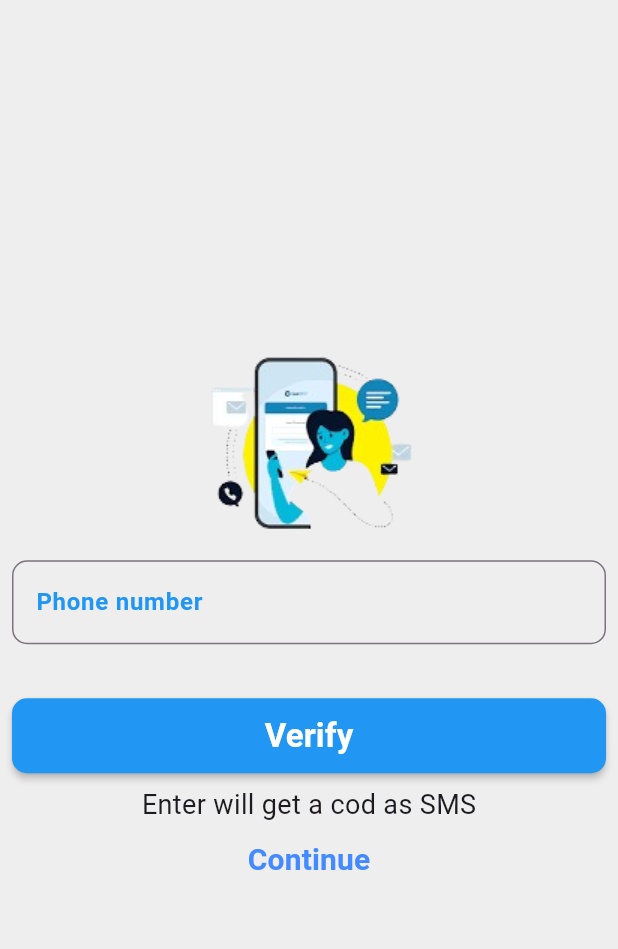
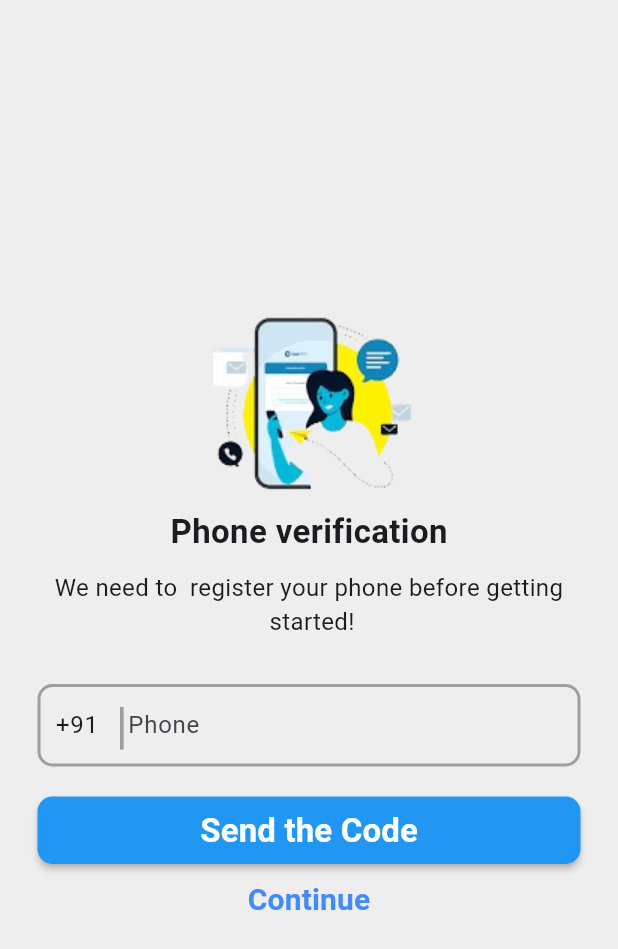
Before and after one commit to Sona-V-Sajan/flutterclass, a Flutter app: the Login_Shared screen opened directly, on a phone screen of 412 x 824 dp. Shown: the top 949 px of the screen. Run offline on Flutter 3.47's test engine with Material 3 defaults, Android fonts, the phone set to English and light mode, and no system bars; our stand-ins replace carousel_slider, convex_bottom_bar, email_validator, firebase_auth, firebase_core, firebase_storage and 12 more; accounts and stored records are empty; generated files the repository leaves out were written again.

```diff
--- a/lib/Assignment/framers fresh zone/Custsomer_Review.dart
+++ b/lib/Assignment/framers fresh zone/Custsomer_Review.dart
@@ -41,7 +41,7 @@ class Customer_Review extends StatelessWidget {
               child: Image(image: img!,fit:BoxFit.cover,),
             ),
             title: Text(name!,style: GoogleFonts.roboto(color: Color(0xFF2DB457),fontSize: 20,fontWeight: FontWeight.bold),),
-            subtitle: Text(subtitle!,style: TextStyle(color: Colors.grey[750],fontSize: 14),),
+            subtitle: Text(subtitle!,style: TextStyle(color: Colors.grey[750],fontSize: 15),),
             trailing:Icon(icons!),
           ),
 
--- a/lib/Assignment/framers fresh zone/box_refactor.dart
+++ b/lib/Assignment/framers fresh zone/box_refactor.dart
@@ -25,14 +25,14 @@ class Box_Container extends StatelessWidget {
                   color: Colors.white,
                   border: Border.all(color: Color(0XFFFE9E9E9),width: 3),
               ),
-              width:180,
+              width:200,
               height: 250,
               child: Column(
                 children: [
                   Image(image: img!,height:140,fit: BoxFit.cover,width: 400,),
                   Padding(
                     padding: const EdgeInsets.only(left: 2.0,top: 8,bottom: 8),
-                    child: Text(des!,style:TextStyle(fontWeight: FontWeight.normal,fontSize: 20 ,),),
+                    child: Text(des!,style:TextStyle(fontWeight: FontWeight.normal,fontSize: 15 ,),),
                   ),
                   Padding(
                     padding: const EdgeInsets.all(8.0),
--- a/lib/Assignment/framers fresh zone/vegetables_refactor.dart
+++ b/lib/Assignment/framers fresh zone/vegetables_refactor.dart
@@ -21,6 +21,7 @@ class Custom_Container extends StatelessWidget {
     return
       Padding(
         padding: const EdgeInsets.all(4.0),
+        child: SingleChildScrollView(
           child: Container(
             decoration: BoxDecoration(
               color: Colors.white,
@@ -29,6 +30,7 @@ class Custom_Container extends StatelessWidget {
             width: 40,
             child: Column(
               children: [
+
                 Padding(
                   padding: const EdgeInsets.all(8.0),
                   child: Image(image: image!,height: 100,fit: BoxFit.contain,),
@@ -87,6 +89,7 @@ class Custom_Container extends StatelessWidget {
               ],
             ),
           ),
+        ),
       );
   }
 }
--- a/lib/exam/storage/phone_authentication/first_screen.dart
+++ /dev/null
@@ -1,77 +0,0 @@
-import 'package:flutter/material.dart';
-import 'package:google_fonts/google_fonts.dart';
-void main(){
-  runApp(MaterialApp(home: Login_Shared(),));
-}
-class Login_Shared extends StatefulWidget {
-  const Login_Shared({super.key});
-
-  @override
-  State<Login_Shared> createState() => _Login_SharedState();
-}
-
-class _Login_SharedState extends State<Login_Shared> {
-
-  @override
-  Widget build(BuildContext context) {
-    return Scaffold(
-      backgroundColor: Colors.grey[200],
-      body: Column(
-        crossAxisAlignment: CrossAxisAlignment.center,
-        mainAxisAlignment: MainAxisAlignment.center,
-        children: [
-          Image(image: AssetImage("assets/img/bgr.png")),
-          Padding(
-            padding: const EdgeInsets.all(8.0),
-            child: TextFormField(
-              decoration: const InputDecoration(border: OutlineInputBorder(
-                    borderRadius: BorderRadius.all(Radius.circular(10)),
-                  ),
-                  hintText: "Phone number",
-                  hintStyle: TextStyle(
-                      color: Colors.blue, fontWeight: FontWeight.bold)),
-
-            ),
-          ),
-          SizedBox(
-            height:20,
-          ),
-          Padding(
-            padding: const EdgeInsets.all(8.0),
-            child: MaterialButton(
-              onPressed: (){},
-
-              shape: RoundedRectangleBorder(
-                  borderRadius: BorderRadius.circular(10)),
-              height: 50,
-              minWidth: double.infinity,
-              color: Colors.blue,
-              child: Text(
-                "Verify",
-                style: GoogleFonts.roboto(
-                    color: Colors.white,
-                    fontWeight: FontWeight.bold,
-                    fontSize: 22),
-              ),
-            ),
-          ),
-          Text(
-            "Enter will get a cod as SMS",
-            style: GoogleFonts.roboto(
-              fontSize: 18,
-            ),
-          ),
-          TextButton(
-              onPressed: () {},
-              child: Text("Continue",
-                  style: GoogleFonts.roboto(
-                      fontSize: 20,
-                      fontWeight: FontWeight.bold,
-                      color: Colors.blueAccent)))
-        ],
-      ),
-    );
-  }
-
-
-}
--- /dev/null
+++ b/lib/storage/firebase/phone_authentication/phone.dart
@@ -0,0 +1,125 @@
+import 'package:flutter/material.dart';
+import 'package:google_fonts/google_fonts.dart';
+import 'package:project2/storage/firebase/phone_authentication/otp.dart';
+void main(){
+  runApp(MaterialApp(home: Login_Shared(),));
+}
+class Login_Shared extends StatefulWidget {
+  const Login_Shared({super.key});
+
+  @override
+  State<Login_Shared> createState() => _Login_SharedState();
+}
+
+class _Login_SharedState extends State<Login_Shared> {
+  TextEditingController Countrycode =TextEditingController();
+  @override
+  void initState() {
+    // TODO: implement initState
+    Countrycode.text="+91";
+    super.initState();
+  }
+
+  @override
+  Widget build(BuildContext context) {
+
+    return Scaffold(
+      backgroundColor: Colors.grey[200],
+      body: Container(
+        margin: EdgeInsets.only(right: 25,left: 25),
+        alignment: Alignment.center,
+        child: SingleChildScrollView(
+          child: Column(
+            crossAxisAlignment: CrossAxisAlignment.center,
+            mainAxisAlignment: MainAxisAlignment.center,
+            children: [
+              Image(image: AssetImage("assets/img/bgr.png")),
+              Text("Phone verification",style: TextStyle(fontSize: 22,fontWeight: FontWeight.bold),),
+              SizedBox(
+                height: 10,
+              ),
+              Text(
+                "We need to  register your phone before getting  \n started!",
+                style: GoogleFonts.roboto(
+                  fontSize: 16,
+                ),
+                textAlign: TextAlign.center,
+              ),
+              SizedBox(
+                height: 30,
+              ),
+              Container(
+                height: 55,
+                decoration: BoxDecoration(
+                  border: Border.all(width: 2,color: Colors.grey),
+                  borderRadius: BorderRadius.circular(10)
+                ),
+                child: Row(
+
+                  children: [
+                    SizedBox(
+                      width: 10, ),
+                    SizedBox(
+                      width: 40,
+                        child: TextField(
+                          controller:Countrycode,
+                          decoration: InputDecoration(
+                            border: InputBorder.none
+                          ),
+                        )
+                    ),
+                    Text("|",style: TextStyle(fontSize: 33,color: Colors.grey),),
+                    Expanded(
+                        child: TextField(
+                          decoration: InputDecoration(
+                              border: InputBorder.none,
+                            hintText: "Phone"
+                          ),
+
+                        )),
+                  ],
+                ),
+              ),
+
+              SizedBox(
+                height:20,
+              ),
+              SizedBox(
+                height:45,
+                width: double.infinity,
+                child: MaterialButton(
+                  onPressed: (){
+                  Navigator.push(context, MaterialPageRoute(builder: (context)=>Otp_Screen()));
+                  },
+
+                  shape: RoundedRectangleBorder(
+                      borderRadius: BorderRadius.circular(10)),
+                  height: 50,
+                  minWidth: double.infinity,
+                  color: Colors.blue,
+                  child: Text(
+                    "Send the Code",
+                    style: GoogleFonts.roboto(
+                        color: Colors.white,
+                        fontWeight: FontWeight.bold,
+                        fontSize: 22),
+                  ),
+                ),
+              ),
+
+              TextButton(
+                  onPressed: () {},
+                  child: Text("Continue",
+                      style: GoogleFonts.roboto(
+                          fontSize: 20,
+                          fontWeight: FontWeight.bold,
+                          color: Colors.blueAccent)))
+            ],
+          ),
+        ),
+      ),
+    );
+  }
+
+
+}
--- a/lib/storage/hive/hive curd/hive_operator.dart
+++ b/lib/storage/hive/hive curd/hive_operator.dart
@@ -1,5 +1,4 @@
 import 'dart:async';
-
 import 'package:flutter/material.dart';
 import 'package:google_fonts/google_fonts.dart';
 import 'package:hive_flutter/adapters.dart';
--- a/pubspec.yaml
+++ b/pubspec.yaml
@@ -55,6 +55,7 @@ dependencies:
   get: ^4.6.6
   email_validator: ^2.1.17
 
+
   #dependencie for firebase email and password
   firebase_core: ^2.22.0
   firebase_auth: ^4.13.0
@@ -78,6 +79,8 @@ dependencies:
   # The following adds the Cupertino Icons font to your application.
   # Use with the CupertinoIcons class for iOS style icons.
   cupertino_icons: ^1.0.2
+  pinput: ^3.0.1
+
 
 dev_dependencies:
   flutter_test:
```
Also changed, not shown: lib/Assignment/Music Player/Musicplayer.dart (+5 -10 lines), lib/Assignment/framers fresh zone/hompagefarmers.dart (+4 -6 lines), lib/Assignment/framers fresh zone/splashpage.dart (+38 -37 lines), lib/storage/firebase/phone_authentication/otp.dart (added, +115 -0 lines), lib/exam/storage/phone_authentication/seond_screen.dart (deleted), pubspec.lock, 5 other files. Lines whose indentation alone changed are shown as unchanged.
